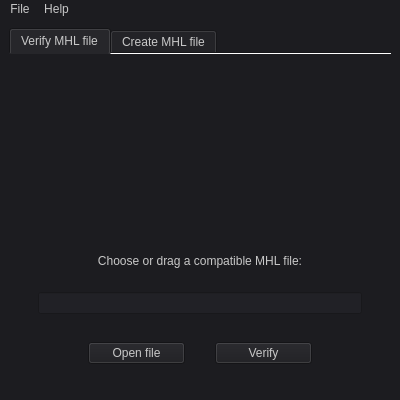
The window that usr/src/components/main.ui (batikstudio/MhlFileVerify) describes before a commit, drawn with Qt 5.
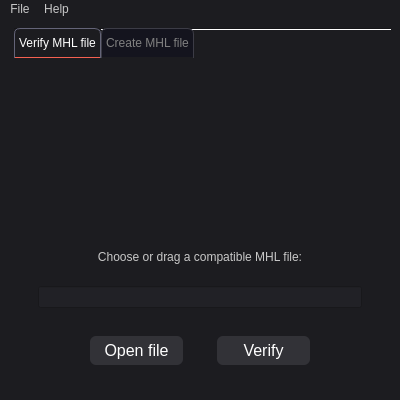
The same window after the commit. Icons and pictures are not drawn.

The edit to the form file:
```diff
--- a/usr/src/components/main.ui
+++ b/usr/src/components/main.ui
@@ -65,7 +65,40 @@
     <bool>true</bool>
    </property>
    <property name="styleSheet">
-    <string notr="true">QLineEdit {
+    <string notr="true">QTabWidget::pane { /* The tab widget frame */
+    border-top: 2px solid #C2C7CB;
+}
+QTabWidget::tab-bar {
+    left: 5px; /* move to the right by 5px */
+    alignment: center;
+}
+
+QTabBar::tab:selected, QTabBar::tab:hover {
+    background: rgb(28, 28, 32);
+	border-bottom-color: rgb(60, 60, 70);
+}
+
+QTabBar::tab {
+    background: rgb(20, 20, 30);
+    border: 1px solid rgb(60, 60, 70);
+    border-bottom-color:  rgb(28, 28, 32);; /* same as the pane color */
+    border-top-left-radius: 6px;
+    border-top-right-radius: 6px;
+    min-width: 24ex;
+    min-height: 20px;
+    padding: 4px;
+    color: grey;
+
+}
+
+
+QTabBar::tab:selected {
+    color: white;
+    border: 1px solid rgb(100, 100, 120);
+    border-bottom-color: rgb(246, 97, 81);; /* orange */
+}
+
+QLineEdit {
 background-color: rgb(33, 33, 38);
 selection-color: rgb(36, 31, 49);
 selection-background-color: rgb(198, 70, 0);
@@ -76,6 +109,22 @@
 selection-color: rgb(246, 97, 81);
 font: 9pt &quot;Open Sans Light&quot;;
 selection-background-color: rgb(20,20,20);
+}
+
+QPushButton {
+                    background-color:rgb(50, 50, 55);
+                    color: white;
+                    border: none;
+                    padding: 5px 10px;
+                    text-align: center;
+                    text-decoration: none;
+                    font-size: 16px;
+                    margin: 4px 2px;
+                    border-radius: 6px;
+                }
+
+QPushButton::hover {
+                    background-color: rgb(60, 60, 65);
 }</string>
    </property>
    <layout class="QHBoxLayout" name="horizontalLayout_5" stretch="0">
@@ -93,6 +142,9 @@
       <property name="acceptDrops">
        <bool>true</bool>
       </property>
+      <property name="styleSheet">
+       <string notr="true"/>
+      </property>
       <property name="tabPosition">
        <enum>QTabWidget::North</enum>
       </property>
@@ -111,9 +163,6 @@
       <property name="movable">
        <bool>false</bool>
       </property>
-      <property name="tabBarAutoHide">
-       <bool>false</bool>
-      </property>
       <widget class="QWidget" name="Verify">
        <attribute name="title">
         <string>Verify MHL file</string>
```
Left out of the diff: 19 changed lines with no effect on the pictures.
